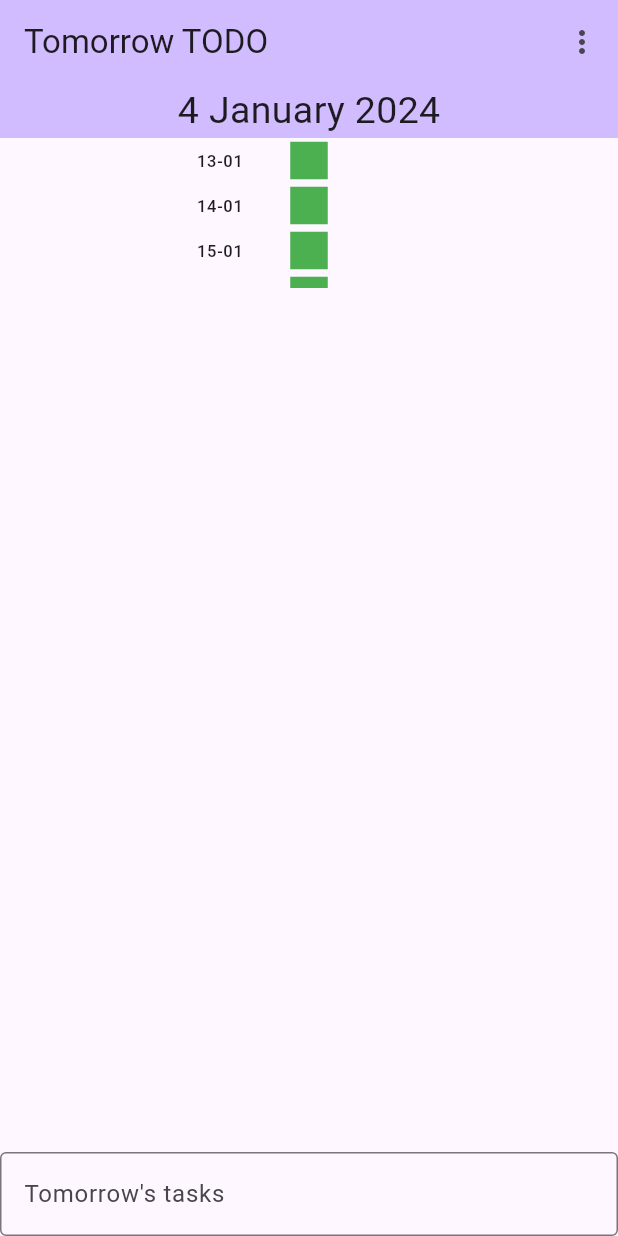
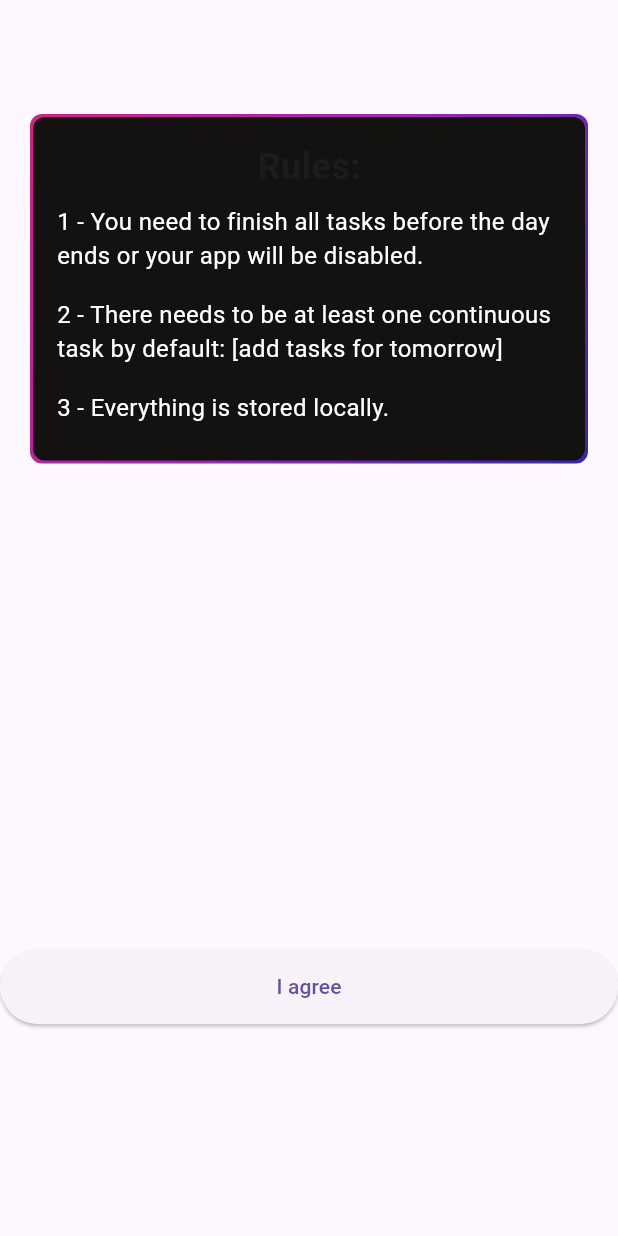
Before and after one commit to archsolar/tomorrow_todo, a Flutter app: the screen it shows after launch, on a phone screen of 412 x 824 dp. Run offline on Flutter 3.47's test engine with Material 3 defaults, Android fonts, the phone set to English and light mode, and no system bars; our stand-ins replace flutter_riverpod, hooks_riverpod, isar; accounts and stored records are empty; generated files the repository leaves out were written again.

Commit message:
Added more WIP pages and upgraded page1 with a new border.

```diff
--- a/lib/daily_page.dart
+++ b/lib/daily_page.dart
@@ -4,9 +4,9 @@ import 'package:flutter/material.dart';
 import 'package:hooks_riverpod/hooks_riverpod.dart';
 import 'package:intl/intl.dart';
 import 'package:tomorrow_todo/components/stored_structs.dart';
-import 'package:tomorrow_todo/main.dart';
 import 'package:tomorrow_todo/providers.dart';
 import 'package:tomorrow_todo/settings.dart';
+var dateCode = 'dd-MM';
 
 class DailyPage extends ConsumerWidget {
   final String title;
--- a/lib/main.dart
+++ b/lib/main.dart
@@ -2,31 +2,42 @@
 
 import 'package:flutter/material.dart';
 import 'package:hooks_riverpod/hooks_riverpod.dart';
+import 'package:intl/intl.dart';
 import 'package:tomorrow_todo/components/database.dart';
 import 'package:tomorrow_todo/daily_page.dart';
 import 'package:tomorrow_todo/settings.dart';
 import 'package:tomorrow_todo/util.dart';
 import 'providers.dart';
 
-var dateCode = 'dd-MM';
+Future<void> main() async {
+  await beforeRunApp();
+  if (tasks.isEmpty) {
+    // Open setup, setup will add a first tasks at the end.
+    runApp(ProviderScope(
+      child: AppWrap(SetupPage()),
+    ));
+  } else {
+    runApp(ProviderScope(
+      child: AppWrap(DailyPage(title: 'Tomorrow TODO')),
+    ));
+  }
+}
 
-Future<void> main() async {
+Future<void> beforeRunApp() async {
   WidgetsFlutterBinding.ensureInitialized();
   await Database.init();
   // Set riverpod globals, so they'll be lazy loaded later.
   await setGlobalPref();
   tasks = await Database.getAllTasks();
-  runApp(ProviderScope(
-    child: AppWrap(),
-  ));
 }
 
 class AppWrap extends ConsumerWidget {
-  const AppWrap({super.key});
+  const AppWrap(this.widget, {super.key});
+  final Widget widget;
+
   @override
   Widget build(BuildContext context, WidgetRef ref) {
     var preference = ref.watch(preferenceProvider);
-
     return MaterialApp(
       title: 'Flutter Demo',
       theme: ThemeData(
@@ -38,7 +49,194 @@ class AppWrap extends ConsumerWidget {
           textTheme: getTextTheme(preference.fontSize, preference.font)),
       themeMode: (preference.darkMode ? ThemeMode.dark : ThemeMode.light),
       debugShowCheckedModeBanner: false,
-      home: DailyPage(title: 'Tomorrow TODO'),
+      home: widget,
     );
   }
 }
+// 0. Here are the rules:
+// - you need to finish all tasks before the day ends or your app will be disabled.
+// - there will be up to 5 user tasks every day.
+// - at the start of each day a task will be added called: add tasks for tomorrow unless all tomorrow's task slots are occupied.
+// - everything is stored locally.
+
+// 1. Display Today's date + timezone. "Today: "
+// 2. Setup fair end of day. "Tomorrow stars at: "
+// 3. Setup remainders. "1 time at timestamp or custom"
+// 4. Would you want to enable other features? Journalling/end of day rating/
+// 5. You can now set tasks for tomorrow.
+class SetupPage extends ConsumerWidget {
+  const SetupPage({super.key});
+
+  @override
+  Widget build(BuildContext context, WidgetRef ref) {
+    return Scaffold(
+        body: BasicPage(
+            currentPage: Page1(), nextPage: Page2(), buttonText: "I agree"));
+  }
+}
+
+class Page1 extends StatelessWidget {
+  const Page1({super.key});
+
+  @override
+  Widget build(BuildContext context) {
+    return Padding(
+      padding: const EdgeInsets.all(20.0),
+      child: Column(
+        mainAxisAlignment: MainAxisAlignment.start,
+        crossAxisAlignment: CrossAxisAlignment.start,
+        children: [
+          // Heading
+          // Center(
+          //   child: Text(
+          //     "Rules:",
+          //     style: TextStyle(
+          //       fontSize: 24,
+          //       fontWeight: FontWeight.bold,
+          //     ),
+          //   ),
+          // ),
+          SizedBox(height: 16), // Adding some spacing
+          // Container with rules
+          Center(
+            child: Container(
+              padding: EdgeInsets.all(2),
+              decoration: BoxDecoration(
+                gradient: LinearGradient(
+                  colors: [
+                    Color.fromARGB(255, 207, 35, 136),
+                    Colors.purple,
+                    const Color.fromARGB(255, 53, 39, 176)
+                  ],
+                  begin: Alignment.topLeft,
+                  end: Alignment.bottomRight,
+                ),
+                borderRadius: BorderRadius.circular(8),
+              ),
+              child: Container(
+              padding: EdgeInsets.all(16),
+
+                decoration: BoxDecoration(
+                color: Color.fromARGB(255, 20, 17, 17),
+                borderRadius: BorderRadius.circular(8),
+              ),
+                child: Column(
+                  crossAxisAlignment: CrossAxisAlignment.start,
+                  children: [
+                    Center(
+            child: Text(
+              "Rules:",
+              style: TextStyle(
+                fontSize: 24,
+                fontWeight: FontWeight.bold,
+              ),
+            ),
+          ),
+                    RuleText(
+                        "1 - You need to finish all tasks before the day ends or your app will be disabled."),
+                    RuleText(
+                        "2 - There needs to be at least one continuous task by default: [add tasks for tomorrow]"),
+                    RuleText("3 - Everything is stored locally."),
+                  ],
+                ),
+              ),
+            ),
+          ),
+        ],
+      ),
+    );
+  }
+}
+
+class RuleText extends StatelessWidget {
+  final String text;
+
+  const RuleText(this.text, {super.key});
+
+  @override
+  Widget build(BuildContext context) {
+    return Padding(
+      padding: const EdgeInsets.symmetric(vertical: 8),
+      child: Text(
+        text,
+        style: TextStyle(
+          color: Colors.white,
+          fontSize: 16,
+        ),
+      ),
+    );
+  }
+}
+
+class Page2 extends StatelessWidget {
+  const Page2({super.key});
+
+  @override
+  BasicPage build(BuildContext context) {
+    return BasicPage(
+        currentPage: main(context), nextPage: Page3(), buttonText: "continue");
+  }
+
+  Widget main(BuildContext context) {
+    var dateCode = 'HH:mm';
+    var date = DateFormat(dateCode).format(DateTime.now());
+
+    return Container(
+      padding: EdgeInsets.all(16),
+      decoration: BoxDecoration(
+        color: Color.fromARGB(255, 20, 17, 17),
+        borderRadius: BorderRadius.circular(8),
+      ),
+      child: RuleText("1 - Current time: $date"),
+    );
+  }
+}
+
+class Page3 extends StatelessWidget {
+  const Page3({super.key});
+
+  @override
+  Widget build(BuildContext context) {
+    return const Placeholder();
+  }
+}
+
+class BasicPage extends StatelessWidget {
+  final Widget currentPage;
+
+  final Widget nextPage;
+  // final String text;
+  final String buttonText;
+  const BasicPage(
+      {super.key,
+      required this.currentPage,
+      required this.nextPage,
+      required this.buttonText});
+
+  @override
+  Widget build(BuildContext context) {
+    return Column(
+      children: [
+        SizedBox(height: 40), // Adjust the spacing as needed
+        Container(
+            height: MediaQuery.of(context).size.height * 0.7,
+            child: currentPage),
+        SizedBox(height: 16), // Adjust the spacing as needed
+        Container(
+          height: 50, // Adjust the height as needed
+          width: double.infinity,
+          child: ElevatedButton(
+            onPressed: () {
+              // Add your CONTINUE button action here
+              Navigator.push(
+                context,
+                MaterialPageRoute(builder: (context) => nextPage),
+              );
+            },
+            child: Text(buttonText),
+          ),
+        ),
+      ],
+    );
+  }
+}
```
